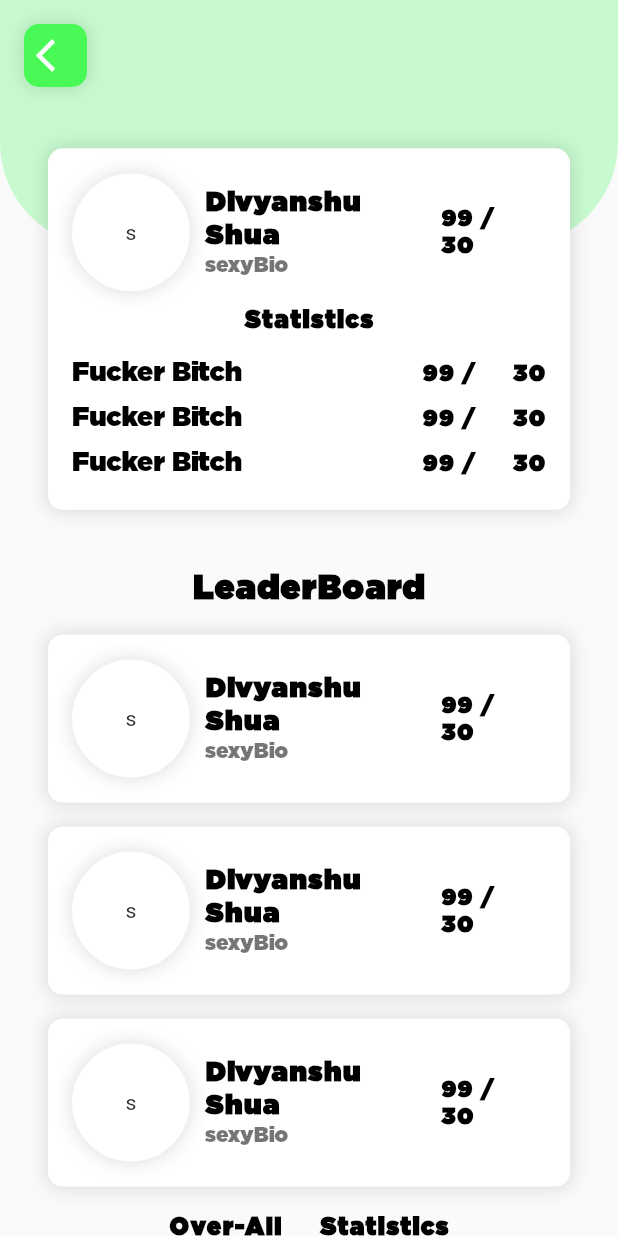
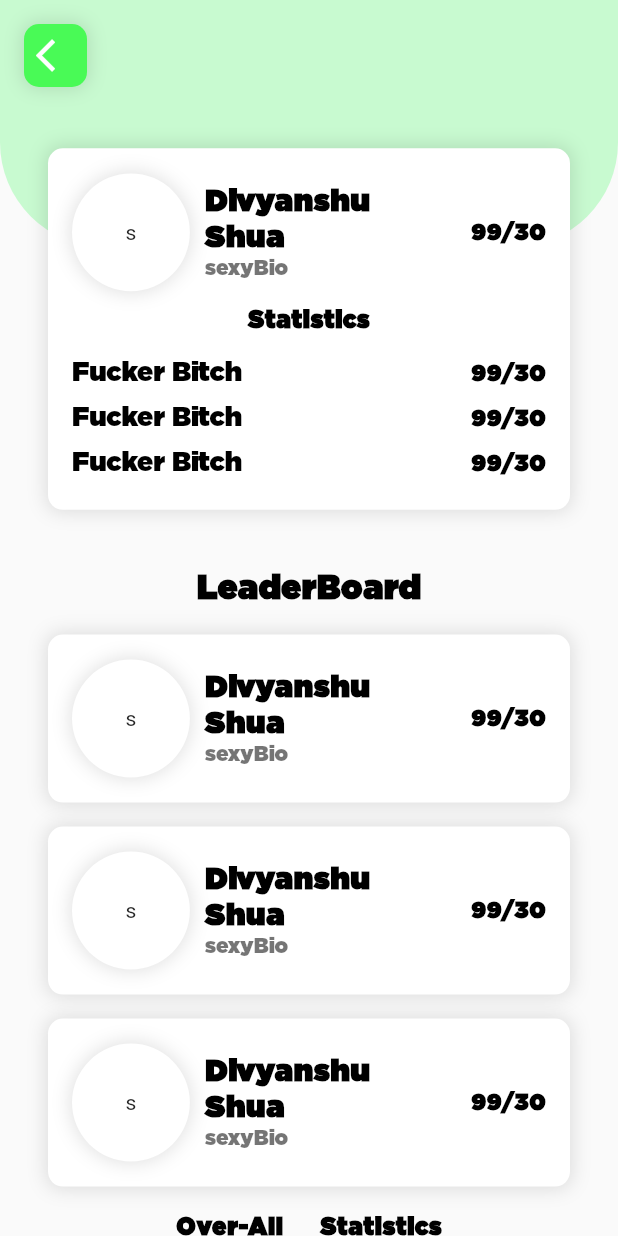
Before and after one commit to d2207-sahu/ayuda, a Flutter app: the screen it shows after launch, tab 2 chosen, after a tap on "View Detail", on a phone screen of 412 x 824 dp. Run offline on Flutter 3.47's test engine with Material 2 defaults, Android fonts, the phone set to English and light mode, and no system bars.

Commit message:
Updated UI

```diff
--- a/lib/Utils/TextStyles.dart
+++ b/lib/Utils/TextStyles.dart
@@ -10,7 +10,7 @@ final heading = TextStyle(
     fontSize: 20,
     fontWeight: FontWeight.bold,
     wordSpacing: 20,
-    letterSpacing: 1,
+    letterSpacing: 0.5,
     fontFamily: 'iCiel Gotham');
 
 final subNormal =
--- a/lib/screens/CommonWidgets/question_card.dart
+++ b/lib/screens/CommonWidgets/question_card.dart
@@ -31,7 +31,6 @@ class QuestionCard extends StatelessWidget {
                 boxShadow: [
                   BoxShadow(
                     color: shadowColor,
-                    offset: const Offset(0, 0),
                     blurRadius: 10,
                     spreadRadius: 6,
                   ),
@@ -50,7 +49,6 @@ class QuestionCard extends StatelessWidget {
                 boxShadow: [
                   BoxShadow(
                     color: shadowColor,
-                    offset: const Offset(0, 0),
                     blurRadius: 10,
                     spreadRadius: 6,
                   )
--- a/lib/screens/drawer_screen.dart
+++ b/lib/screens/drawer_screen.dart
@@ -1,3 +1,4 @@
+import 'package:ayuda/Utils/Colors.dart';
 import 'package:ayuda/Utils/TextStyles.dart';
 import 'package:ayuda/screens/CommonWidgets/BackgroundDesign.dart';
 import 'package:ayuda/screens/editprofile_screen.dart';
@@ -5,6 +6,7 @@ import 'package:flutter/cupertino.dart';
 import 'package:flutter/material.dart';
 
 import 'CommonWidgets/EnhancedRoundedBox.dart';
+import 'CommonWidgets/question_card.dart';
 
 class DrawerScreen extends StatelessWidget {
   @override
@@ -35,7 +37,88 @@ class DrawerScreen extends StatelessWidget {
               //     ),
               //   ),
               // ),
-              EnhancedRoundedBox(),
+              Positioned(
+                top: height * 0.1,
+                left: 0,
+                right: 0,
+                child: Stack(
+                  children: [
+                    Align(
+                      alignment: Alignment.center,
+                      child: Container(
+                        alignment: Alignment.center,
+                        margin: EdgeInsets.only(top: height * 0.02),
+                        height: 130,
+                        decoration: BoxDecoration(
+                          color: mainColor,
+                          shape: BoxShape.circle,
+                          boxShadow: [
+                            BoxShadow(
+                              color: shadowColor,
+                              blurRadius: 10,
+                              spreadRadius: 6,
+                            ),
+                          ],
+                        ),
+                      ),
+                    ),
+                    Align(
+                      alignment: Alignment.center,
+                      child: Container(
+                        margin: EdgeInsets.only(
+                            left: width * 0.10,
+                            right: width * 0.10,
+                            top: height * 0.13),
+                        padding: EdgeInsets.only(top: 25),
+                        decoration: BoxDecoration(
+                          boxShadow: [
+                            BoxShadow(
+                              color: shadowColor,
+                              blurRadius: 10,
+                              spreadRadius: 6,
+                            )
+                          ],
+                          borderRadius: BorderRadius.circular(30),
+                          color: mainColor,
+                        ),
+                        height: height * 0.13,
+                        width: width * 0.7,
+                        child: Container(
+                          margin: EdgeInsets.only(
+                              left: 20, right: 20, bottom: 20, top: 10),
+                          child: Center(
+                              child: Column(
+                            mainAxisAlignment: MainAxisAlignment.spaceBetween,
+                            children: [
+                              Text(
+                                'Full Name',
+                                style: heading,
+                              ),
+                              Text(
+                                'Designation',
+                                style: subNormal,
+                              )
+                            ],
+                          )),
+                        ),
+                      ),
+                    ),
+                    Align(
+                      alignment: Alignment.center,
+                      child: Container(
+                        alignment: Alignment.center,
+                        height: 130,
+                        margin: EdgeInsets.only(top: height * 0.02),
+                        decoration: BoxDecoration(
+                          color: mainColor,
+                          shape: BoxShape.circle,
+                        ),
+                      ),
+                    ),
+                  ],
+                ),
+              ),
+              // EnhancedRoundedBox(),
               Positioned(
                 top: height * 0.4,
                 right: 16,
--- a/lib/screens/leaderboard_screen.dart
+++ b/lib/screens/leaderboard_screen.dart
@@ -171,10 +171,12 @@ class UserTile extends StatelessWidget {
                       Text(
                         mainText ?? 'Divyanshu Shua',
                         textAlign: TextAlign.start,
-                        style: heading.copyWith(fontSize: 18),
+                        maxLines: 2,
+                        style: heading.copyWith(fontSize: 20),
                       ),
                       Text(
                         secondaryText ?? 'sexyBio',
+                        maxLines: 1,
                         textAlign: TextAlign.start,
                         style: subNormal.copyWith(fontSize: 14),
                       ),
@@ -187,7 +189,7 @@ class UserTile extends StatelessWidget {
           Flexible(
             flex: 2,
             child: Text(
-              titleText ?? '99 / 30',
+              titleText ?? '99/30',
               style: heading.copyWith(fontSize: 15),
             ),
           )
@@ -245,7 +247,7 @@ class StatisticsTile extends StatelessWidget {
             style: normal,
           ),
           Text(
-            titleText ?? '99 / 30',
+            titleText ?? '99/30',
             style: heading.copyWith(fontSize: 15),
           ),
         ],
```
